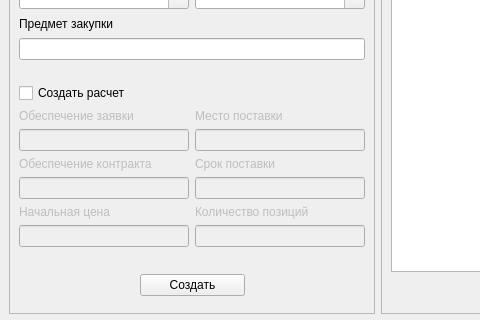
Above: interface/ui/main.ui from Korolev-Oleg/Tend-Manager before the change; both pictures show x 0 to 480 and y 216 to 536 of the 755 by 536 pixel window. Below: the same form after it.
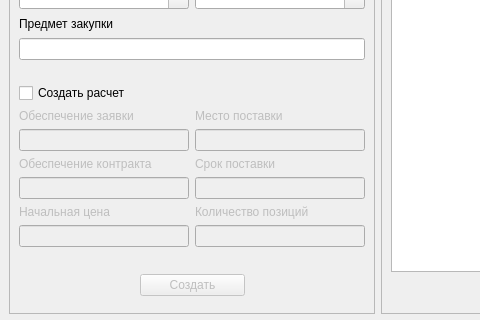
That is the form after the change.

What changed in the file:
```diff
--- a/interface/ui/main.ui
+++ b/interface/ui/main.ui
@@ -336,6 +336,9 @@
            </item>
            <item>
             <widget class="QPushButton" name="_btnGenerate">
+             <property name="enabled">
+              <bool>false</bool>
+             </property>
              <property name="minimumSize">
               <size>
                <width>105</width>
```
